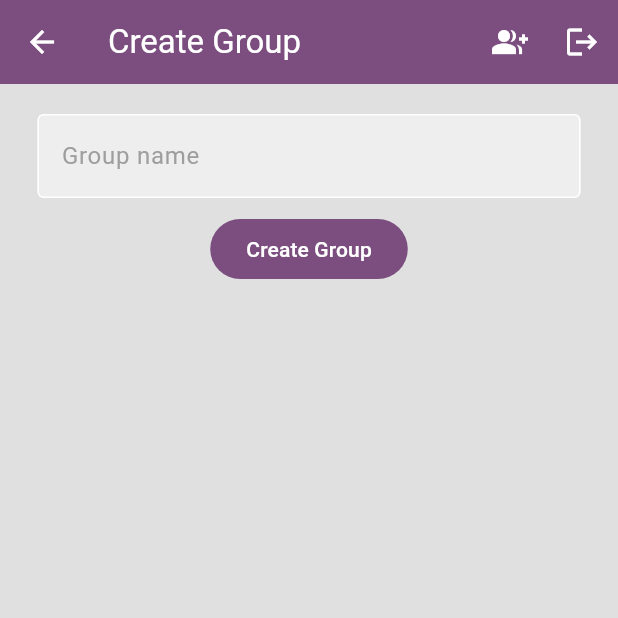
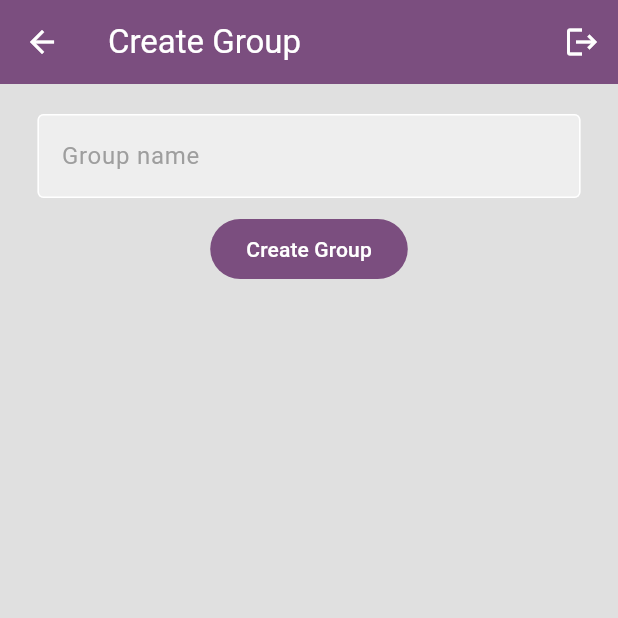
Before and after one commit to justforjan/firebase_testing, a Flutter app: the screen it shows once a user with an empty profile is signed in, after a tap on the "group add" icon, on a phone screen of 412 x 824 dp, the top half of it. Run offline on Flutter 3.47's test engine with Material 3 defaults, Android fonts, the phone set to English and light mode, and no system bars; our stand-ins replace cloud_firestore, convert, firebase_auth, firebase_core, google_sign_in; accounts and stored records are empty.

```diff
--- a/lib/components/app_bar.dart
+++ b/lib/components/app_bar.dart
@@ -17,17 +17,17 @@ class MyAppBar extends StatelessWidget implements PreferredSize {
             color: Colors.white,
           )),
       actions: [
-        IconButton(
-            onPressed: () {
-              Navigator.push(
-                context,
-                MaterialPageRoute(builder: (context) => const CreateGroup()),
-              );
-            },
-            icon: const Icon(
-              Icons.group_add,
-              color: Colors.white,
-            )),
+        // IconButton(
+        //     onPressed: () {
+        //       Navigator.push(
+        //         context,
+        //         MaterialPageRoute(builder: (context) => const CreateGroup()),
+        //       );
+        //     },
+        //     icon: const Icon(
+        //       Icons.group_add,
+        //       color: Colors.white,
+        //     )),
         IconButton(
             onPressed: () => FirebaseAuth.instance.signOut(),
             icon: const Icon(
--- a/lib/models/group.dart
+++ b/lib/models/group.dart
@@ -1,4 +1,7 @@
+import 'dart:convert';
+
 import 'package:cloud_firestore/cloud_firestore.dart';
+import 'package:convert/convert.dart';
 
 class Group {
   String name;
@@ -11,10 +14,13 @@ class Group {
 
   Group.fromJson(Map<String, Object?> json)
       : this(
-            name: json['name']! as String,
-            total: json['total']! as double,
-            createdOn: json['createdOn']! as Timestamp,
-            members: json['members']! as List<String>);
+          name: json['name']! as String,
+          total: json['total']! as double,
+          createdOn: json['createdOn']! as Timestamp,
+          members: (json['members'] as List<dynamic>)
+              .map((e) => e as String)
+              .toList(),
+        );
 
   Group copyWith(
       {String? name,
--- a/lib/pages/home_page.dart
+++ b/lib/pages/home_page.dart
@@ -26,40 +26,62 @@ class _HomePageState extends State<HomePage> {
         title: "Your Groups",
       ),
       body: SafeArea(
-        child: SingleChildScrollView(
         child: Padding(
           padding: const EdgeInsets.symmetric(horizontal: 10),
           child: Column(
             mainAxisAlignment: MainAxisAlignment.start,
             children: [
-                GroupCard(
-                    group: Group(
-                  name: "Albanien",
-                  total: 5.6,
-                )),
-                // Divider(),
-                GroupCard(
-                    group: Group(
-                  name: "Marokko",
-                  total: -78.0,
-                )),
-                addVerticalSpace(5),
-                MyButton(
-                    onTap: () {
-                      Navigator.push(
-                        context,
-                        MaterialPageRoute(
-                            builder: (context) => const CreateGroup()),
+              addVerticalSpace(10),
+              StreamBuilder(
+                stream: _dbServices.getGroups(),
+                builder: (context, snapshot) {
+                  if (snapshot.connectionState == ConnectionState.waiting) {
+                    return const Center(
+                      child: CircularProgressIndicator(),
+                    );
+                  }
+
+                  if (snapshot.hasError) {
+                    return const Center(
+                      child: Text("An error occurred."),
+                    );
+                  }
+
+                  List groups = snapshot.data?.docs ?? [];
+
+                  if (groups.isEmpty) {
+                    return const Center(
+                      child:
+                          Text("You have not joined or created a group yet."),
+                    );
+                  }
+
+                  return Expanded(
+                    child: ListView.builder(
+                      itemCount: groups.length,
+                      itemBuilder: (context, index) {
+                        Group group = groups[index].data();
+                        return GroupCard(group: group);
+                      },
+                    ),
                   );
                 },
-                    buttonText: "Create Group"),
-                addVerticalSpace(5),
-                MyButton(
-                    onTap: ExpenseServices().joinGroup,
-                    buttonText: "Join Group"),
+              ),
             ],
           ),
         ),
+      ),
+      floatingActionButton: FloatingActionButton(
+        onPressed: () {
+          Navigator.push(
+            context,
+            MaterialPageRoute(builder: (context) => const CreateGroup()),
+          );
+        },
+        backgroundColor: Theme.of(context).colorScheme.primary,
+        child: const Icon(
+          Icons.group_add,
+          color: Colors.white,
         ),
       ),
     );
--- a/lib/services/auth_services.dart
+++ b/lib/services/auth_services.dart
@@ -2,6 +2,7 @@ import 'package:firebase_auth/firebase_auth.dart';
 import 'package:google_sign_in/google_sign_in.dart';
 
 class AuthServices {
+  final FirebaseAuth auth = FirebaseAuth.instance;
   // signInWithGoogle_web() async {
   //   final GoogleAuthProvider googleAuthProvider = GoogleAuthProvider();
   //   return await FirebaseAuth.instance.signInWithProvider(googleAuthProvider);
@@ -38,4 +39,8 @@ class AuthServices {
   signUserOut() {
     FirebaseAuth.instance.signOut();
   }
+
+  String getCurrentUserID() {
+    return auth.currentUser!.uid;
+  }
 }
--- a/pubspec.yaml
+++ b/pubspec.yaml
@@ -40,6 +40,7 @@ dependencies:
   sign_in_button: ^3.2.0
   google_sign_in: ^6.2.1
   cloud_firestore: ^5.4.2
+  convert: ^3.1.1
 
 dev_dependencies:
   flutter_test:
```
Also changed, not shown: lib/pages/create_group.dart (+15 -1 lines), lib/services/database_services.dart (+14 -4 lines), lib/firebase_options.dart, pubspec.lock. Lines whose indentation alone changed are shown as unchanged.
